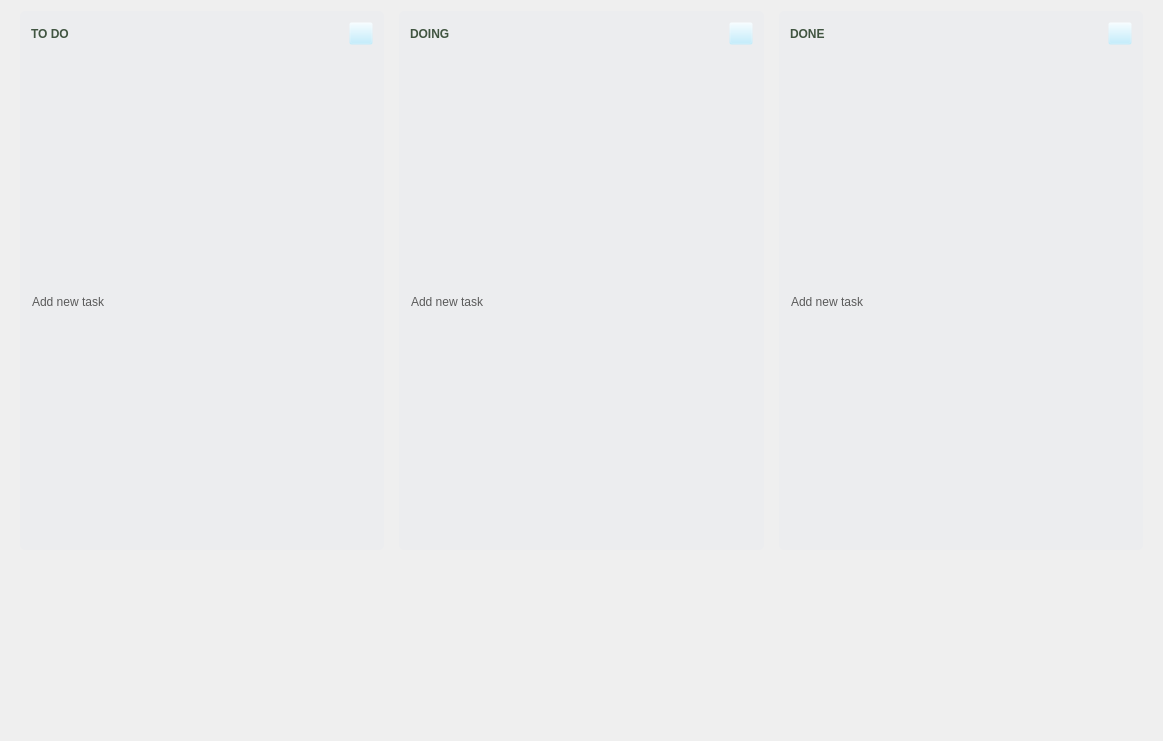
Masha58/KeyPlan, file projectmanagement.ui: the form before one commit.
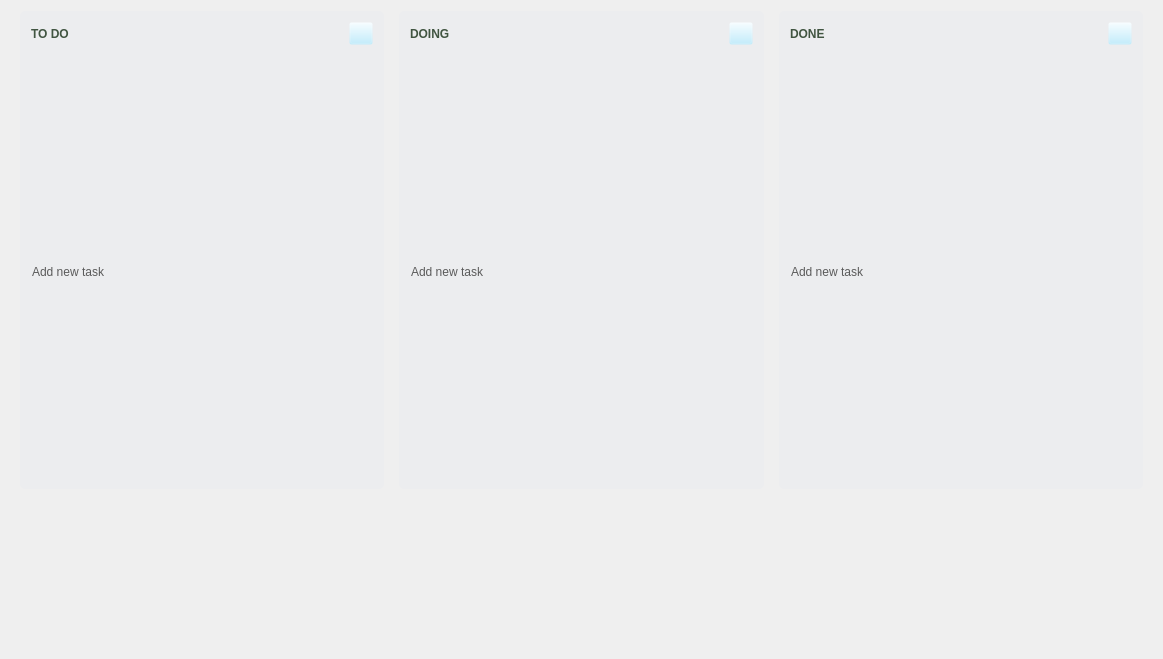
The form after the commit. Icons and pictures are not drawn.

Patch:
```diff
--- a/projectmanagement.ui
+++ b/projectmanagement.ui
@@ -7,7 +7,7 @@
     <x>0</x>
     <y>0</y>
     <width>1163</width>
-    <height>741</height>
+    <height>659</height>
    </rect>
   </property>
   <property name="windowTitle">
```
